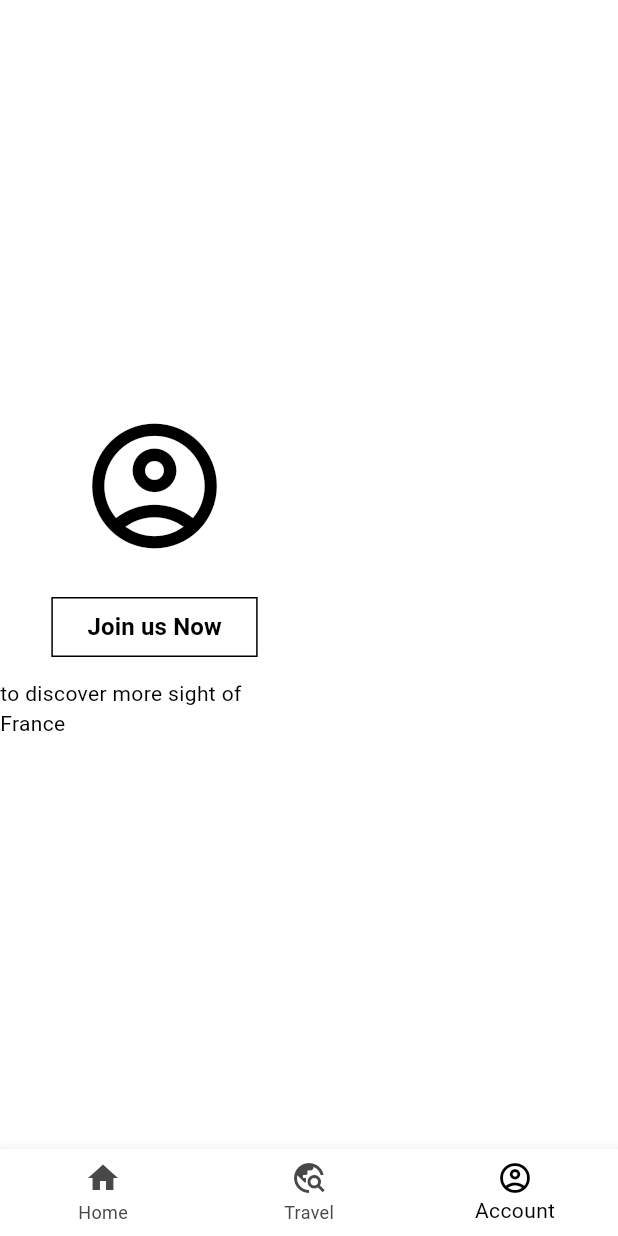
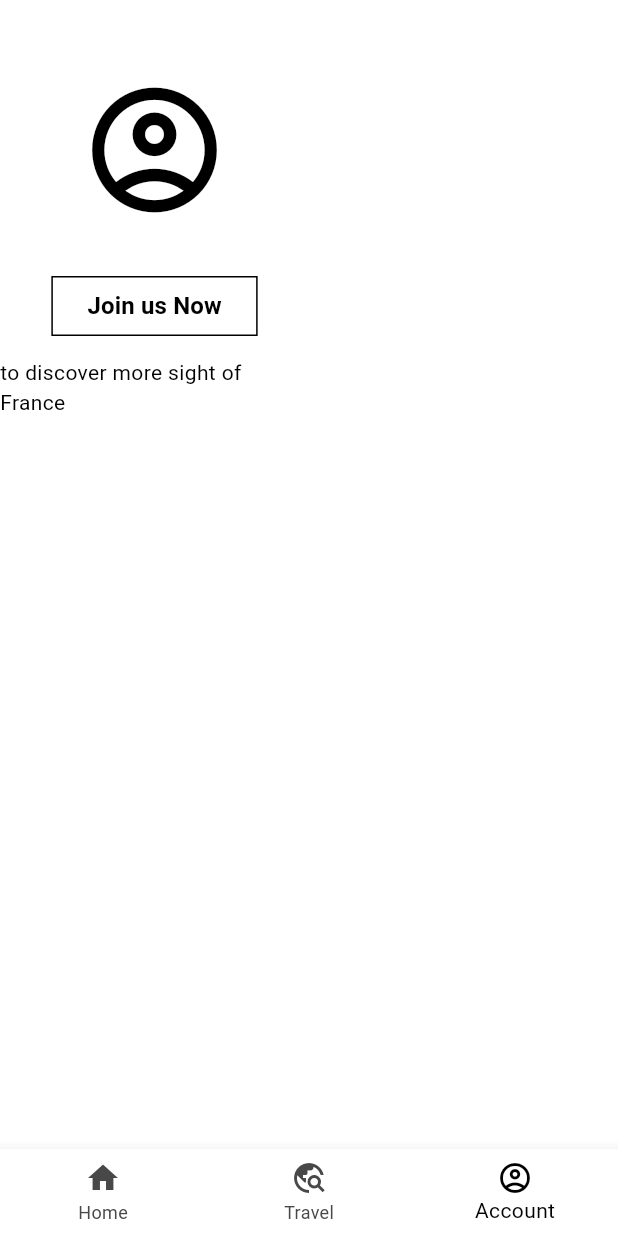
Before and after one commit to hassan-SS-cs/x_france_app, a Flutter app: the screen it shows after launch, item 3 of the bottom bar chosen, on a phone screen of 412 x 824 dp. Run offline on Flutter 3.47's test engine with Material 3 defaults, Android fonts, the phone set to English and light mode, and no system bars; network calls fail.

Commit message:
Enhance AccountPage UI by implementing login functionality, input validation, and improved user feedback

```diff
--- a/lib/pages/account_page.dart
+++ b/lib/pages/account_page.dart
@@ -12,7 +12,13 @@ class AccountPage extends StatefulWidget {
 
 class _AccountPageState extends State<AccountPage> {
   bool isLoggedIn = false;
-
+  String emailError = '';
+  String passwordError = '';
+  RegExp emailRegex = RegExp(r'^[\w.-]+@[\w.-]+\.\w+$');
+  RegExp passRegex = RegExp(r'^(?=.*[a-zA-Z])(?=.*\d).{6,}$');
+  bool showPassword = false;
+  bool showForm = false;
+  String username = '';
   @override
   Widget build(BuildContext context) {
     return Scaffold(
@@ -22,15 +28,27 @@ class _AccountPageState extends State<AccountPage> {
           children: [
             Expanded(
               child: Column(
-                mainAxisAlignment: MainAxisAlignment.center,
+                mainAxisAlignment: MainAxisAlignment.start,
                 children: [
+                  SizedBox(height: 50,),
                   Icon(
                     Icons.account_circle_outlined,
                     size: 100,
                     color: Colors.black,
                   ),
                   SizedBox(height: 20),
-                  OutlinedButton(
+                  isLoggedIn
+                      ? Text(
+                          username,
+                          style: TextStyle(
+                            fontWeight: FontWeight.bold,
+                            fontSize: 20,
+                          ),
+                        )
+                      : SizedBox(),
+                  SizedBox(height: 10),
+                  isLoggedIn
+                      ? OutlinedButton(
                           style: OutlinedButton.styleFrom(
                             foregroundColor: Colors.black,
                             side: BorderSide(color: Colors.black, width: 1),
@@ -40,9 +58,28 @@ class _AccountPageState extends State<AccountPage> {
                           ),
                           onPressed: () {
                             setState(() {
-                        isLoggedIn = true;
+                              isLoggedIn = false;
+                              showForm = false;
+                              username = '';
                             });
                           },
+                          child: Text(
+                            'Sign out',
+                            style: TextStyle(
+                              fontWeight: FontWeight.bold,
+                              fontSize: 16,
+                            ),
+                          ),
+                        )
+                      : OutlinedButton(
+                          style: OutlinedButton.styleFrom(
+                            foregroundColor: Colors.black,
+                            side: BorderSide(color: Colors.black, width: 1),
+                            shape: RoundedRectangleBorder(
+                              borderRadius: BorderRadius.zero,
+                            ),
+                          ),
+                          onPressed: () => setState(() => showForm = true),
                           child: Text(
                             'Join us Now',
                             style: TextStyle(
@@ -52,16 +89,20 @@ class _AccountPageState extends State<AccountPage> {
                           ),
                         ),
                   SizedBox(height: 10),
-                  Text('to discover more sight of France'),
+                  isLoggedIn
+                      ? Text('to change the other account')
+                      : Text('to discover more sight of France'),
                 ],
               ),
             ),
             Expanded(
-              child: isLoggedIn == false
+              child: showForm == false
                   ? Container()
-                  : Column(
-                      mainAxisAlignment: MainAxisAlignment.center,
+                  : isLoggedIn == false
+                  ? Column(
+                      mainAxisAlignment: MainAxisAlignment.start,
                       children: [
+                        SizedBox(height: 150),
                         Text(
                           'Sign in/up',
                           style: TextStyle(
@@ -73,6 +114,13 @@ class _AccountPageState extends State<AccountPage> {
                         Padding(
                           padding: EdgeInsets.symmetric(horizontal: 15),
                           child: TextField(
+                            onChanged: (value) {
+                              setState(() {
+                                emailError = emailRegex.hasMatch(value)
+                                    ? ''
+                                    : 'Invalid Email';
+                              });
+                            },
                             controller: widget.emailController,
                             decoration: InputDecoration(
                               hintText: 'email@.com',
@@ -91,12 +139,21 @@ class _AccountPageState extends State<AccountPage> {
                             ),
                           ),
                         ),
+                        if (emailError.isNotEmpty)
+                          Text(emailError, style: TextStyle(color: Colors.red)),
                         SizedBox(height: 20),
                         Padding(
                           padding: EdgeInsets.symmetric(horizontal: 15),
                           child: TextField(
+                            onChanged: (value) {
+                              setState(() {
+                                passwordError = passRegex.hasMatch(value)
+                                    ? ''
+                                    : 'Invalid Password';
+                              });
+                            },
                             controller: widget.passwordController,
-                            obscureText: true,
+                            obscureText: !showPassword,
                             decoration: InputDecoration(
                               hintText: '. . . . . .',
                               filled: true,
@@ -111,22 +168,48 @@ class _AccountPageState extends State<AccountPage> {
                                   color: Color.fromARGB(255, 111, 111, 111),
                                 ),
                               ),
+                              suffixIcon: GestureDetector(
+                                onLongPressStart: (_) {
+                                  setState(() => showPassword = true);
+                                },
+                                onLongPressEnd: (_) {
+                                  setState(() => showPassword = false);
+                                },
+                                child: Icon(Icons.remove_red_eye),
                               ),
                             ),
+                          ),
+                        ),
+                        if (passwordError.isNotEmpty)
+                          Text(
+                            passwordError,
+                            style: TextStyle(color: Colors.red),
                           ),
                         SizedBox(height: 10),
                         Text('Forgot Password?'),
                         SizedBox(height: 20),
                         ElevatedButton(
                           style: ElevatedButton.styleFrom(
-                            backgroundColor: const Color.fromARGB(255, 112, 112, 112),
+                            backgroundColor: const Color.fromARGB(
+                              255,
+                              112,
+                              112,
+                              112,
+                            ),
                             foregroundColor: Colors.white,
                             padding: EdgeInsets.all(18),
                             shape: RoundedRectangleBorder(
                               borderRadius: BorderRadius.zero,
                             ),
                           ),
-                          onPressed: () {},
+                          onPressed: () {
+                            setState(() {
+                              username = widget.emailController.text.split(
+                                '@',
+                              )[0];
+                              isLoggedIn = true;
+                            });
+                          },
                           child: Text(
                             'Sign in/up',
                             style: TextStyle(
@@ -136,6 +219,11 @@ class _AccountPageState extends State<AccountPage> {
                           ),
                         ),
                       ],
+                    )
+                  : Column(
+                      mainAxisAlignment: MainAxisAlignment.center,
+                      children: [
+                      ],
                     ),
             ),
           ],
```
Lines whose indentation alone changed are shown as unchanged.
